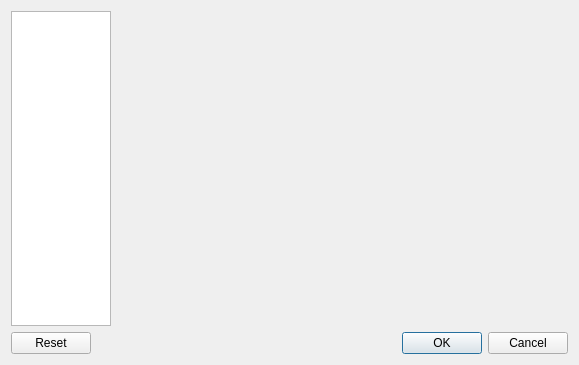
Qt form editors/sc-ide/forms/settings_dialog.ui (supercollider/supercollider) before a commit.
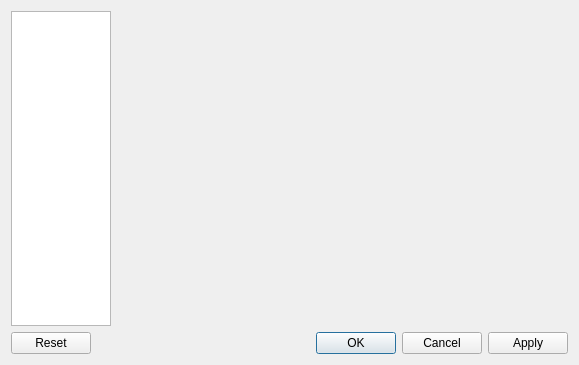
The same form after that commit. Custom widgets are drawn as their Qt base class.

Commit message: sc ide: configuration dialog: add Apply button

```diff
--- a/editors/sc-ide/forms/settings_dialog.ui
+++ b/editors/sc-ide/forms/settings_dialog.ui
@@ -71,7 +71,7 @@
       <enum>Qt::Horizontal</enum>
      </property>
      <property name="standardButtons">
-      <set>QDialogButtonBox::Cancel|QDialogButtonBox::Ok|QDialogButtonBox::Reset</set>
+      <set>QDialogButtonBox::Apply|QDialogButtonBox::Cancel|QDialogButtonBox::Ok|QDialogButtonBox::Reset</set>
      </property>
      <property name="centerButtons">
       <bool>false</bool>
```
The commit also changes 2 other files.
